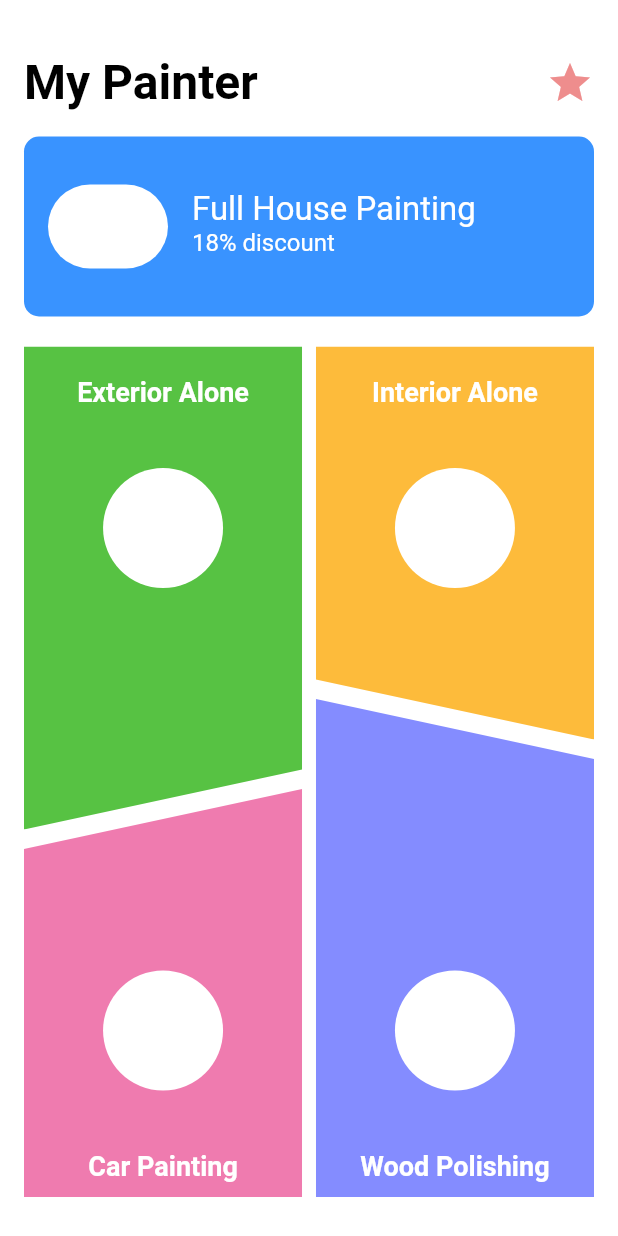
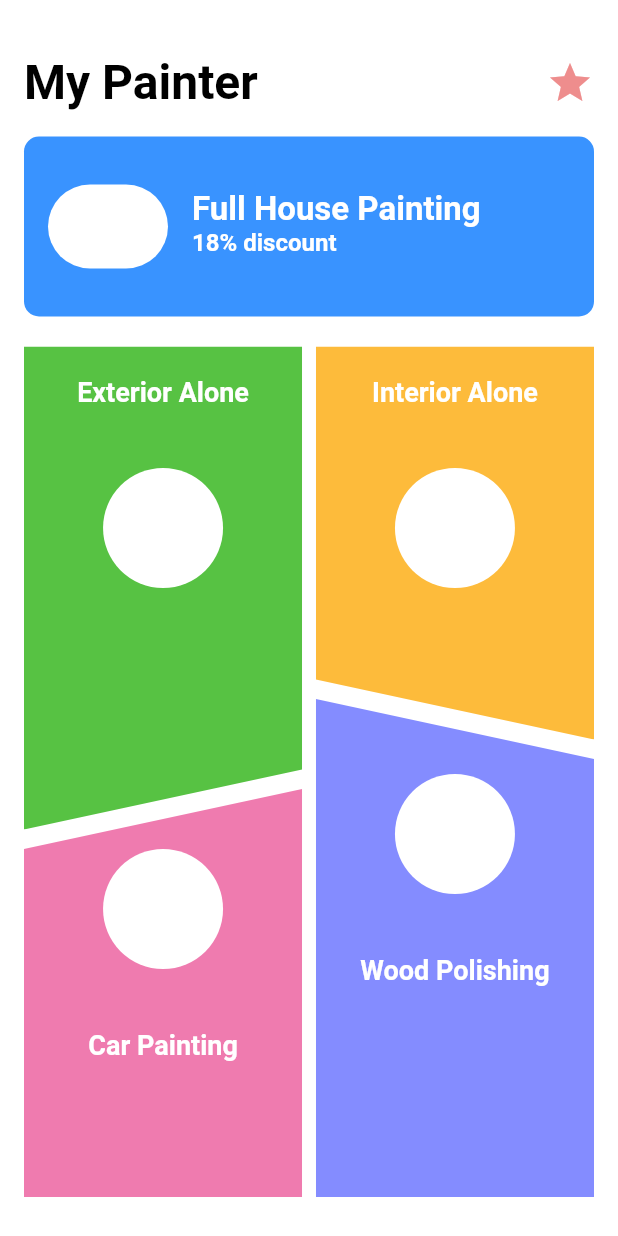
Before and after one commit to vikram25897/arc_animation, a Flutter app: the screen it shows after launch, on a phone screen of 412 x 824 dp. Run offline on Flutter 3.47's test engine with Material 2 defaults, Android fonts, the phone set to English and light mode, and no system bars; missing offline and left inert: material_switch.

```diff
--- a/lib/Components/arc_clipper.dart
+++ b/lib/Components/arc_clipper.dart
@@ -5,14 +5,16 @@ import 'package:flutter/rendering.dart';
 class ArcClipper extends CustomClipper<Path> {
   final double start;
   final double width;
-  ArcClipper(this.start, this.width);
+  final double radius;
+  ArcClipper({this.start, this.width,this.radius});
   @override
   Path getClip(Size size) {
+    print(radius);
     Path path = Path()
       ..arcTo(
         Rect.fromCircle(
             center: Offset(size.width / 2, size.height - 50),
-            radius: size.width / 2),
+            radius: radius),
         start*pi/180,
         width*pi/180,
         true,
--- a/lib/Components/button.dart
+++ b/lib/Components/button.dart
@@ -16,7 +16,7 @@ Widget button({@required String text,@required Function onClick,
       child: InkWell(
         onTap: onClick,
         splashColor: Colors.white,
-        radius: 40,
+        radius: 20,
         borderRadius: BorderRadius.circular(40),
         customBorder: Border.all(
           color: borderColor,
@@ -29,7 +29,7 @@ Widget button({@required String text,@required Function onClick,
               text,
               style: TextStyle(
                 color: Colors.white,
-                fontSize: 18,
+                fontSize: 14,
               ),
             ),
           ),
--- /dev/null
+++ b/lib/Components/custom_text.dart
@@ -0,0 +1,24 @@
+import 'package:flutter/material.dart';
+
+class CustomText{
+  static Widget text18({@required String text}){
+    return Text(
+      text,
+      style: TextStyle(
+          color: Colors.white,
+          fontSize: 18,
+          fontWeight: FontWeight.w600
+      ),
+    );
+  }
+  static Widget text({@required String text,@required double size}){
+    return Text(
+      text,
+      style: TextStyle(
+          color: Colors.white,
+          fontSize: size,
+          fontWeight: FontWeight.w600
+      ),
+    );
+  }
+}
--- /dev/null
+++ b/lib/Components/trapezoid_container.dart
@@ -0,0 +1,28 @@
+import 'package:animation/Components/trapezoid.dart';
+import 'package:flutter/material.dart';
+
+class TrapezoidContainer extends StatelessWidget{
+  final double height;
+  final double width;
+  final List<Widget> children;
+  final Color color;
+  final List<Offset> points;
+  TrapezoidContainer({this.height,this.width,this.color,this.children,this.points});
+  @override
+  Widget build(BuildContext context) {
+    return Trapezoid(
+      child: Container(
+        height: height,
+        width: width,
+        color: color,
+        child: Column(
+          mainAxisAlignment: MainAxisAlignment.start,
+          crossAxisAlignment: CrossAxisAlignment.center,
+          children: children,
+        ),
+      ),
+      points: points,
+    );
+  }
+
+}
--- a/lib/Screens/confirm.dart
+++ b/lib/Screens/confirm.dart
@@ -59,7 +59,7 @@ class _ConfirmScreenState extends State<ConfirmScreen>
                       crossAxisAlignment: CrossAxisAlignment.start,
                       children: <Widget>[
                         SizedBox(
-                          height: 80 + (1 - animation.value) * 80,
+                          height: 100 + (1 - animation.value) * 80,
                         ),
                         Text(
                           "Booking Confirmed",
@@ -254,7 +254,7 @@ class _ConfirmScreenState extends State<ConfirmScreen>
                                 ),
                               ),
                               Positioned(
-                                bottom: -(1 - animation.value) * 100 + 70,
+                                bottom: -(1 - animation.value) * 100 + 20,
                                 left: 10,
                                 right: 10,
                                 child: Row(
--- a/lib/Screens/home.dart
+++ b/lib/Screens/home.dart
@@ -1,5 +1,7 @@
 import 'package:animation/Components/custom_route.dart';
-import 'package:animation/Components/trapezoid.dart';
+import 'package:animation/Components/custom_text.dart';
+import 'package:animation/Components/round_container.dart';
+import 'package:animation/Components/trapezoid_container.dart';
 import 'package:animation/Screens/pick_carpet_area.dart';
 import 'package:flutter/material.dart';
 class Home extends StatelessWidget{
@@ -63,20 +65,8 @@ class Home extends StatelessWidget{
                         color: Colors.white,
                       ),
                     ),
-                    title: Text(
-                      "Full House Painting",
-                      style: TextStyle(
-                        color: Colors.white,
-                        fontSize: 22
-                      ),
-                    ),
-                    subtitle: Text(
-                      "18% discount",
-                      style: TextStyle(
-                          color: Colors.white,
-                        fontSize: 16
-                      ),
-                    ),
+                    title: CustomText.text(text:  "Full House Painting", size: 22),
+                    subtitle: CustomText.text(text: "18% discount", size: 16)
                   ),
                 )
                 ),
@@ -89,13 +79,10 @@ class Home extends StatelessWidget{
                     left:0,
                     top: 0,
                     width: width*0.45,
-                    child:Trapezoid(
-                      child: Container(
-                        height: remHeight/2+10+20,
+                    child:TrapezoidContainer(
+                      height: remHeight/2+30,
                       width: width*0.45,
-                        child: Column(
-                          mainAxisAlignment: MainAxisAlignment.start,
-                          crossAxisAlignment: CrossAxisAlignment.center,
+                      color: Color.fromRGBO(87, 194, 67, 1),
                       children: <Widget>[
                         SizedBox(height: 20,),
                         Text(
@@ -116,9 +103,6 @@ class Home extends StatelessWidget{
                           ),
                         )
                       ],
-                        ),
-                        color: Color.fromRGBO(87, 194, 67, 1),
-                      ),
                       points: [
                         Offset(0,0),
                         Offset(width*0.45,0),
@@ -131,36 +115,23 @@ class Home extends StatelessWidget{
                     top: 0,
                     right: 0,
                     width: width*.45,
-                    child:Trapezoid(
-                      child: Container(
+                    child:TrapezoidContainer(
                       height: remHeight/2-30,
                       width: width*0.45,
                       color: Color.fromRGBO(253, 187, 59, 1),
-                        child: Column(
-                          mainAxisAlignment: MainAxisAlignment.start,
-                          crossAxisAlignment: CrossAxisAlignment.center,
                       children: <Widget>[
                         SizedBox(height: 20,),
-                            Text(
-                              "Interior Alone",
-                              style: TextStyle(
-                                  color: Colors.white,
-                                  fontSize: 18,
-                                  fontWeight: FontWeight.w600
-                              ),
+                        CustomText.text18(
+                          text:"Interior Alone",
                         ),
                         SizedBox(height: 40,),
-                            Container(
-                              width: 80,
-                              height: 80,
-                              decoration: BoxDecoration(
+                        customContainer(
+                          size: Size(80, 80),
                             color: Colors.white,
-                                borderRadius: BorderRadius.all(Radius.circular(40)),
-                              ),
+                          child: Container(),
+                          round: true,
                         )
                       ],
-                        ),
-                      ),
                       points: [
                         Offset(0,0),
                         Offset(width*0.45,0),
@@ -173,37 +144,19 @@ class Home extends StatelessWidget{
                     bottom: 0,
                     left: 0,
                     width: width*.45,
-                    child:Trapezoid(
-                      child: Container(
+                      child: TrapezoidContainer(
                         height: remHeight/2+10-20,
                         width: width*0.45,
                         color: Color.fromRGBO(239, 123, 175, 1),
-                        child: Column(
-                          mainAxisAlignment: MainAxisAlignment.end,
-                          crossAxisAlignment: CrossAxisAlignment.center,
                         children: <Widget>[
-                            SizedBox(height: 50,),
-                            Container(
-                              width: 80,
-                              height: 80,
-                              decoration: BoxDecoration(
-                                color: Colors.white,
-                                borderRadius: BorderRadius.all(Radius.circular(40)),
-                              ),
-                            ),
                           SizedBox(height: 40,),
-                            Text(
-                              "Car Painting",
-                              style: TextStyle(
-                                  color: Colors.white,
-                                  fontSize: 18,
-                                  fontWeight: FontWeight.w600
-                              ),
+                          customContainer(size: Size(80,80), child: Container(), color: Colors.white, round: true),
+                          SizedBox(height: 40,),
+                          CustomText.text18(
+                            text:"Car Painting",
                           ),
                           SizedBox(height: 20,),
                         ],
-                        ),
-                      ),
                         points: [
                           Offset(0,40),
                           Offset(width*0.45,0),
@@ -216,41 +169,28 @@ class Home extends StatelessWidget{
                     bottom: 0,
                     right: 0,
                     width: width*.45,
-                    child:Trapezoid(
-                      child: Container(
-                        height: remHeight/2+10+30+10,
+                    child:TrapezoidContainer(
+                      height: remHeight/2+50,
                       width: width*0.45,
                       color: Color.fromRGBO(132, 140, 255, 1),
-                        child: Column(
-                          mainAxisAlignment: MainAxisAlignment.end,
-                          crossAxisAlignment: CrossAxisAlignment.center,
                       children: <Widget>[
                         SizedBox(height: 50,),
-                            Container(
-                              width: 80,
-                              height: 80,
-                              decoration: BoxDecoration(
+                        customContainer(
+                          size: Size(80,80),
                           color: Colors.white,
-                                borderRadius: BorderRadius.all(Radius.circular(40)),
-                              ),
+                          child: Container(),
+                          round: true
                         ),
                         SizedBox(height: 40,),
-                            Text(
-                              "Wood Polishing",
-                              style: TextStyle(
-                                  color: Colors.white,
-                                  fontSize: 18,
-                                  fontWeight: FontWeight.w600
-                              ),
+                        CustomText.text18(
+                          text:"Wood Polishing",
                         ),
                         SizedBox(height: 20,),
                       ],
-                        ),
-                      ),
                       points: [
                         Offset(0,0),
                         Offset(width*0.45,40),
-                        Offset(width*0.45,(remHeight/2+10+30)),
+                        Offset(width*0.45,(remHeight/2+40)),
                         Offset(0,(remHeight/2+30+10))
                       ],
                     ),
--- a/lib/Screens/preferences.dart
+++ b/lib/Screens/preferences.dart
@@ -40,7 +40,7 @@ class _PreferenceScreenState extends State<PreferenceScreen>
         body: Stack(
           children: <Widget>[
             Positioned(
-              top: size.height * (1 - animation.value) + 50,
+              top: size.height * (1 - animation.value) + 30,
               child: Padding(
                 padding: const EdgeInsets.all(12.0),
                 child: Column(
@@ -258,7 +258,7 @@ class _PreferenceScreenState extends State<PreferenceScreen>
               ),
             ),
             Positioned(
-                bottom: -40+animation.value*80,
+                bottom: -40+animation.value*60,
                 right: 20,
               child: InkWell(
                 onTap: (){
```
Also changed, not shown: lib/Components/circle_picker.dart (+20 -13 lines), lib/Screens/bhk.dart (+14 -8 lines), pubspec.lock. Lines whose indentation alone changed are shown as unchanged.
